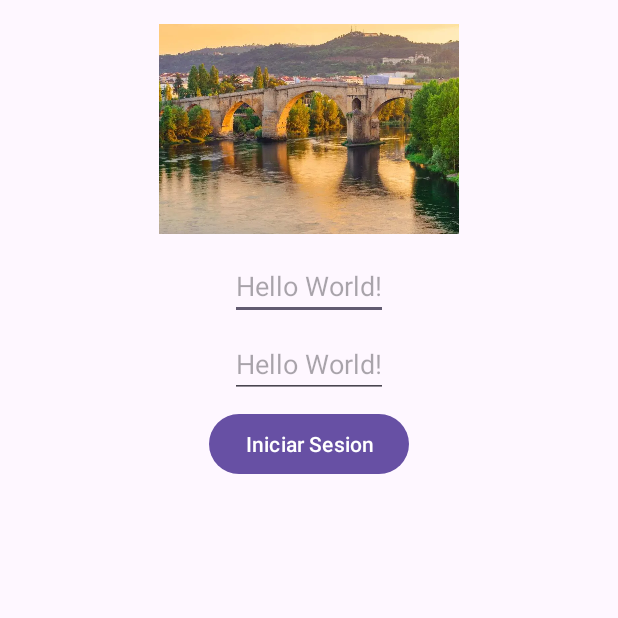
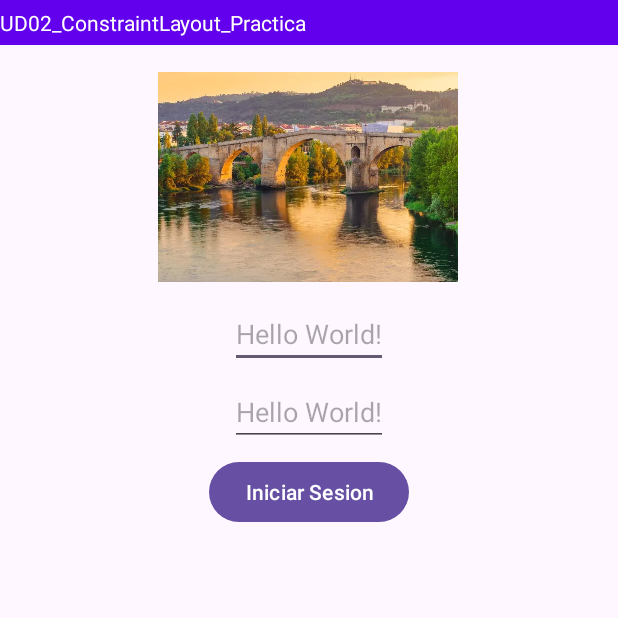
Before and after one commit to a19albertons/PMDM-android, an Android app: the screen it shows after launch (MainActivity), on a phone screen of 412 x 824 dp, the top half of it. Run offline under Robolectric (Android 15) with nearby library versions, the phone set to English and light mode, and no system bars.

Commit message:
Add the header in constraint layout

```diff
--- a/ConstraintLayout/app/src/main/res/layout/activity_main.xml
+++ b/ConstraintLayout/app/src/main/res/layout/activity_main.xml
@@ -7,6 +7,16 @@
     android:layout_height="match_parent"
     tools:context=".MainActivity">
 
+    <TextView
+        android:layout_width="match_parent"
+        android:layout_height="30sp"
+        android:gravity="center_vertical"
+        android:text="@string/Header"
+        android:background="@color/purple"
+        android:textColor="@color/white"
+        app:layout_constraintEnd_toEndOf="parent"
+        app:layout_constraintStart_toStartOf="parent"
+        app:layout_constraintTop_toTopOf="parent" />
     <ScrollView
         android:id="@+id/scrollView10"
         android:layout_width="wrap_content"
@@ -66,10 +76,11 @@
         android:id="@+id/imageView"
         android:layout_width="200dp"
         android:layout_height="140dp"
-        android:layout_marginTop="16dp"
+        android:layout_marginTop="48dp"
         android:scaleType="centerCrop"
         android:src="@drawable/ourense"
         app:layout_constraintEnd_toEndOf="parent"
+        app:layout_constraintHorizontal_bias="0.497"
         app:layout_constraintStart_toStartOf="parent"
         app:layout_constraintTop_toTopOf="parent"
         tools:srcCompat="@tools:sample/avatars" />
--- a/ConstraintLayout/app/src/main/res/values/colors.xml
+++ b/ConstraintLayout/app/src/main/res/values/colors.xml
@@ -2,4 +2,5 @@
 <resources>
     <color name="black">#FF000000</color>
     <color name="white">#FFFFFFFF</color>
+    <color name="purple">#6200ee</color>
 </resources>
--- a/ConstraintLayout/app/src/main/res/values/strings.xml
+++ b/ConstraintLayout/app/src/main/res/values/strings.xml
@@ -1,4 +1,5 @@
 <resources>
     <string name="app_name">Constraint Layout</string>
     <string name="iniciar_sesion">Iniciar Sesion</string>
+    <string name="Header">UD02_ConstraintLayout_Practica</string>
 </resources>
```
